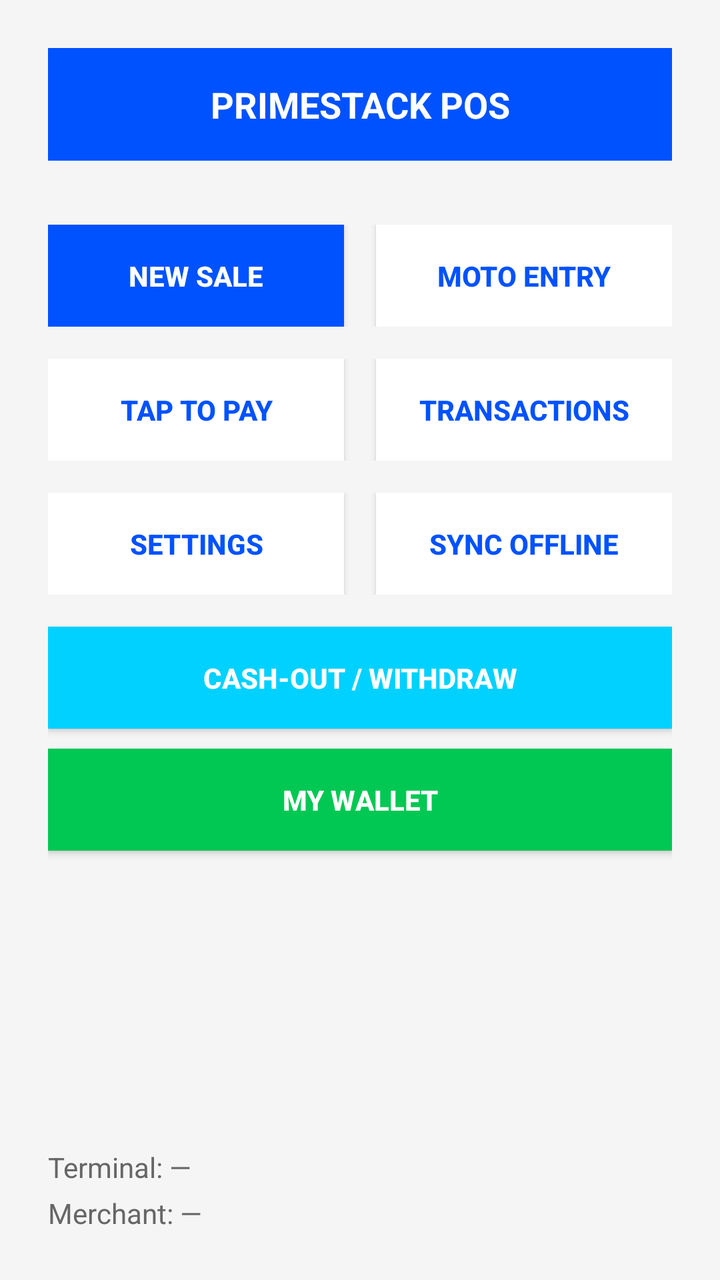
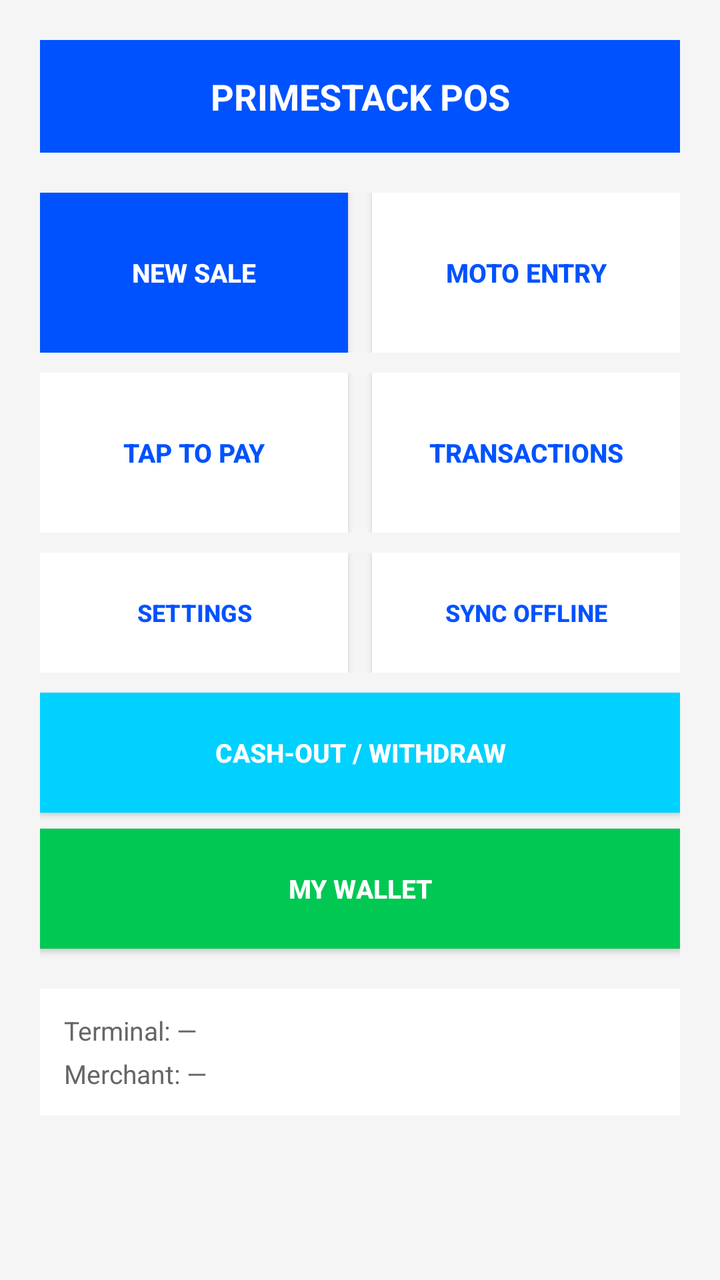

Compare the two renders of this Android layout. The source of the first and the diff that turns it into the second are given below.
<!-- AndroidManifest.xml: activity theme Theme.PrimeStackTapToPay -->
<!-- res/layout/activity_home.xml -->
<?xml version="1.0" encoding="utf-8"?>
<LinearLayout xmlns:android="http://schemas.android.com/apk/res/android"
    android:layout_width="match_parent"
    android:layout_height="match_parent"
    android:background="@color/primestack_light_gray"
    android:orientation="vertical"
    android:padding="24dp">

    <TextView
        android:layout_width="match_parent"
        android:layout_height="wrap_content"
        android:background="@color/primestack_primary"
        android:text="PRIMESTACK POS"
        android:textColor="@color/white"
        android:textSize="18sp"
        android:textStyle="bold"
        android:padding="16dp"
        android:gravity="center" />

    <LinearLayout
        android:layout_width="match_parent"
        android:layout_height="wrap_content"
        android:orientation="horizontal"
        android:layout_marginTop="32dp"
        android:gravity="center">

        <Button
            android:id="@+id/btnSale"
            android:layout_width="0dp"
            android:layout_height="wrap_content"
            android:layout_weight="1"
            android:text="NEW SALE"
            android:textSize="14sp"
            android:textStyle="bold"
            android:padding="16dp"
            android:background="@color/primestack_primary"
            android:textColor="@color/white"
            android:layout_marginEnd="8dp" />

        <Button
            android:id="@+id/btnMoto"
            android:layout_width="0dp"
            android:layout_height="wrap_content"
            android:layout_weight="1"
            android:text="MOTO ENTRY"
            android:textSize="14sp"
            android:textStyle="bold"
            android:padding="16dp"
            android:background="@color/white"
            android:textColor="@color/primestack_primary"
            android:layout_marginStart="8dp" />
    </LinearLayout>

    <LinearLayout
        android:layout_width="match_parent"
        android:layout_height="wrap_content"
        android:orientation="horizontal"
        android:layout_marginTop="16dp"
        android:gravity="center">

        <Button
            android:id="@+id/btnTapToPay"
            android:layout_width="0dp"
            android:layout_height="wrap_content"
            android:layout_weight="1"
            android:text="TAP TO PAY"
            android:textSize="14sp"
            android:textStyle="bold"
            android:padding="16dp"
            android:background="@color/white"
            android:textColor="@color/primestack_primary"
            android:layout_marginEnd="8dp" />

        <Button
            android:id="@+id/btnHistory"
            android:layout_width="0dp"
            android:layout_height="wrap_content"
            android:layout_weight="1"
            android:text="TRANSACTIONS"
            android:textSize="14sp"
            android:textStyle="bold"
            android:padding="16dp"
            android:background="@color/white"
            android:textColor="@color/primestack_primary"
            android:layout_marginStart="8dp" />
    </LinearLayout>

    <LinearLayout
        android:layout_width="match_parent"
        android:layout_height="wrap_content"
        android:orientation="horizontal"
        android:layout_marginTop="16dp"
        android:gravity="center">

        <Button
            android:id="@+id/btnSettings"
            android:layout_width="0dp"
            android:layout_height="wrap_content"
            android:layout_weight="1"
            android:text="SETTINGS"
            android:textSize="14sp"
            android:textStyle="bold"
            android:padding="16dp"
            android:background="@color/white"
            android:textColor="@color/primestack_primary"
            android:layout_marginEnd="8dp" />

        <Button
            android:id="@+id/btnSyncOffline"
            android:layout_width="0dp"
            android:layout_height="wrap_content"
            android:layout_weight="1"
            android:text="SYNC OFFLINE"
            android:textSize="14sp"
            android:textStyle="bold"
            android:padding="16dp"
            android:background="@color/white"
            android:textColor="@color/primestack_primary"
            android:layout_marginStart="8dp" />
    </LinearLayout>

    <Button
        android:id="@+id/btnCashOut"
        android:layout_width="match_parent"
        android:layout_height="wrap_content"
        android:text="CASH-OUT / WITHDRAW"
        android:textSize="14sp"
        android:textStyle="bold"
        android:padding="16dp"
        android:background="@color/primestack_accent"
        android:textColor="@color/white"
        android:layout_marginTop="16dp" />

    <Button
        android:id="@+id/btnWallet"
        android:layout_width="match_parent"
        android:layout_height="wrap_content"
        android:text="MY WALLET"
        android:textSize="14sp"
        android:textStyle="bold"
        android:padding="16dp"
        android:background="@color/primestack_success"
        android:textColor="@color/white"
        android:layout_marginTop="10dp" />

    <LinearLayout
        android:layout_width="match_parent"
        android:layout_height="0dp"
        android:layout_weight="1"
        android:gravity="bottom|start"
        android:orientation="vertical"
        android:layout_marginTop="32dp">

        <TextView
            android:id="@+id/tvTerminal"
            android:layout_width="wrap_content"
            android:layout_height="wrap_content"
            android:text="Terminal: —"
            android:textColor="@color/primestack_gray"
            android:textSize="14sp" />

        <TextView
            android:id="@+id/tvMerchant"
            android:layout_width="wrap_content"
            android:layout_height="wrap_content"
            android:text="Merchant: —"
            android:textColor="@color/primestack_gray"
            android:textSize="14sp"
            android:layout_marginTop="4dp" />
    </LinearLayout>

</LinearLayout>
<!-- resources referenced by this layout -->
<resources>
  <color name="primestack_accent">#00D1FF</color>
  <color name="primestack_gray">#666666</color>
  <color name="primestack_light_gray">#F5F5F5</color>
  <color name="primestack_primary">#0052FF</color>
  <color name="primestack_success">#00C853</color>
  <color name="white">#FFFFFFFF</color>
  <style name="Theme.PrimeStackTapToPay" parent="Theme.MaterialComponents.DayNight.DarkActionBar">
          
          <item name="colorPrimary">@color/purple_500</item>
          <item name="colorPrimaryVariant">@color/purple_700</item>
          <item name="colorOnPrimary">@color/white</item>
          
          <item name="colorSecondary">@color/teal_200</item>
          <item name="colorSecondaryVariant">@color/teal_700</item>
          <item name="colorOnSecondary">@color/black</item>
          
          <item name="android:statusBarColor">?attr/colorPrimaryVariant</item>
          
      </style>
  <color name="purple_500">#0052FF</color>
  <color name="purple_700">#0039B3</color>
  <color name="teal_200">#00D1FF</color>
  <color name="teal_700">#0099CC</color>
  <color name="black">#FF000000</color>
</resources>

<!-- the commit's change to res/layout/activity_home.xml (unified diff, before → after) -->
@@ -1,172 +1,172 @@
 <?xml version="1.0" encoding="utf-8"?>
-<LinearLayout xmlns:android="http://schemas.android.com/apk/res/android"
+<ScrollView xmlns:android="http://schemas.android.com/apk/res/android"
     android:layout_width="match_parent"
     android:layout_height="match_parent"
-    android:background="@color/primestack_light_gray"
-    android:orientation="vertical"
-    android:padding="24dp">
-
-    <TextView
-        android:layout_width="match_parent"
-        android:layout_height="wrap_content"
-        android:background="@color/primestack_primary"
-        android:text="PRIMESTACK POS"
-        android:textColor="@color/white"
-        android:textSize="18sp"
-        android:textStyle="bold"
-        android:padding="16dp"
-        android:gravity="center" />
+    android:background="@color/primestack_light_gray">
 
     <LinearLayout
         android:layout_width="match_parent"
         android:layout_height="wrap_content"
-        android:orientation="horizontal"
-        android:layout_marginTop="32dp"
-        android:gravity="center">
+        android:orientation="vertical"
+        android:padding="20dp">
 
-        <Button
-            android:id="@+id/btnSale"
-            android:layout_width="0dp"
+        <TextView
+            android:layout_width="match_parent"
             android:layout_height="wrap_content"
-            android:layout_weight="1"
-            android:text="NEW SALE"
-            android:textSize="14sp"
+            android:background="@color/primestack_primary"
+            android:text="PRIMESTACK POS"
+            android:textColor="@color/white"
+            android:textSize="18sp"
             android:textStyle="bold"
             android:padding="16dp"
-            android:background="@color/primestack_primary"
+            android:gravity="center" />
+
+        
+        <LinearLayout
+            android:layout_width="match_parent"
+            android:layout_height="wrap_content"
+            android:orientation="horizontal"
+            android:layout_marginTop="20dp">
+
+            <Button
+                android:id="@+id/btnSale"
+                android:layout_width="0dp"
+                android:layout_height="80dp"
+                android:layout_weight="1"
+                android:text="NEW SALE"
+                android:textSize="13sp"
+                android:textStyle="bold"
+                android:background="@color/primestack_primary"
+                android:textColor="@color/white"
+                android:layout_marginEnd="6dp" />
+
+            <Button
+                android:id="@+id/btnMoto"
+                android:layout_width="0dp"
+                android:layout_height="80dp"
+                android:layout_weight="1"
+                android:text="MOTO ENTRY"
+                android:textSize="13sp"
+                android:textStyle="bold"
+                android:background="@color/white"
+                android:textColor="@color/primestack_primary"
+                android:layout_marginStart="6dp" />
+        </LinearLayout>
+
+        
+        <LinearLayout
+            android:layout_width="match_parent"
+            android:layout_height="wrap_content"
+            android:orientation="horizontal"
+            android:layout_marginTop="10dp">
+
+            <Button
+                android:id="@+id/btnTapToPay"
+                android:layout_width="0dp"
+                android:layout_height="80dp"
+                android:layout_weight="1"
+                android:text="TAP TO PAY"
+                android:textSize="13sp"
+                android:textStyle="bold"
+                android:background="@color/white"
+                android:textColor="@color/primestack_primary"
+                android:layout_marginEnd="6dp" />
+
+            <Button
+                android:id="@+id/btnHistory"
+                android:layout_width="0dp"
+                android:layout_height="80dp"
+                android:layout_weight="1"
+                android:text="TRANSACTIONS"
+                android:textSize="13sp"
+                android:textStyle="bold"
+                android:background="@color/white"
+                android:textColor="@color/primestack_primary"
+                android:layout_marginStart="6dp" />
+        </LinearLayout>
+
+        
+        <LinearLayout
+            android:layout_width="match_parent"
+            android:layout_height="wrap_content"
+            android:orientation="horizontal"
+            android:layout_marginTop="10dp">
+
+            <Button
+                android:id="@+id/btnSettings"
+                android:layout_width="0dp"
+                android:layout_height="60dp"
+                android:layout_weight="1"
+                android:text="SETTINGS"
+                android:textSize="12sp"
+                android:textStyle="bold"
+                android:background="@color/white"
+                android:textColor="@color/primestack_primary"
+                android:layout_marginEnd="6dp" />
+
+            <Button
+                android:id="@+id/btnSyncOffline"
+                android:layout_width="0dp"
+                android:layout_height="60dp"
+                android:layout_weight="1"
+                android:text="SYNC OFFLINE"
+                android:textSize="12sp"
+                android:textStyle="bold"
+                android:background="@color/white"
+                android:textColor="@color/primestack_primary"
+                android:layout_marginStart="6dp" />
+        </LinearLayout>
+
+        
+        <Button
+            android:id="@+id/btnCashOut"
+            android:layout_width="match_parent"
+            android:layout_height="60dp"
+            android:text="CASH-OUT / WITHDRAW"
+            android:textSize="13sp"
+            android:textStyle="bold"
+            android:background="@color/primestack_accent"
             android:textColor="@color/white"
-            android:layout_marginEnd="8dp" />
+            android:layout_marginTop="10dp" />
 
+        
         <Button
-            android:id="@+id/btnMoto"
-            android:layout_width="0dp"
+            android:id="@+id/btnWallet"
+            android:layout_width="match_parent"
+            android:layout_height="60dp"
+            android:text="MY WALLET"
+            android:textSize="13sp"
+            android:textStyle="bold"
+            android:background="@color/primestack_success"
+            android:textColor="@color/white"
+            android:layout_marginTop="8dp" />
+
+        
+        <LinearLayout
+            android:layout_width="match_parent"
             android:layout_height="wrap_content"
-            android:layout_weight="1"
-            android:text="MOTO ENTRY"
-            android:textSize="14sp"
-            android:textStyle="bold"
-            android:padding="16dp"
-            android:background="@color/white"
-            android:textColor="@color/primestack_primary"
-            android:layout_marginStart="8dp" />
+            android:orientation="vertical"
+            android:layout_marginTop="20dp"
+            android:padding="12dp"
+            android:background="@color/white">
+
+            <TextView
+                android:id="@+id/tvTerminal"
+                android:layout_width="wrap_content"
+                android:layout_height="wrap_content"
+                android:text="Terminal: —"
+                android:textColor="@color/primestack_gray"
+                android:textSize="13sp" />
+
+            <TextView
+                android:id="@+id/tvMerchant"
+                android:layout_width="wrap_content"
+                android:layout_height="wrap_content"
+                android:text="Merchant: —"
+                android:textColor="@color/primestack_gray"
+                android:textSize="13sp"
+                android:layout_marginTop="4dp" />
+        </LinearLayout>
+
     </LinearLayout>
-
-    <LinearLayout
-        android:layout_width="match_parent"
-        android:layout_height="wrap_content"
-        android:orientation="horizontal"
-        android:layout_marginTop="16dp"
-        android:gravity="center">
-
-        <Button
-            android:id="@+id/btnTapToPay"
-            android:layout_width="0dp"
-            android:layout_height="wrap_content"
-            android:layout_weight="1"
-            android:text="TAP TO PAY"
-            android:textSize="14sp"
-            android:textStyle="bold"
-            android:padding="16dp"
-            android:background="@color/white"
-            android:textColor="@color/primestack_primary"
-            android:layout_marginEnd="8dp" />
-
-        <Button
-            android:id="@+id/btnHistory"
-            android:layout_width="0dp"
-            android:layout_height="wrap_content"
-            android:layout_weight="1"
-            android:text="TRANSACTIONS"
-            android:textSize="14sp"
-            android:textStyle="bold"
-            android:padding="16dp"
-            android:background="@color/white"
-            android:textColor="@color/primestack_primary"
-            android:layout_marginStart="8dp" />
-    </LinearLayout>
-
-    <LinearLayout
-        android:layout_width="match_parent"
-        android:layout_height="wrap_content"
-        android:orientation="horizontal"
-        android:layout_marginTop="16dp"
-        android:gravity="center">
-
-        <Button
-            android:id="@+id/btnSettings"
-            android:layout_width="0dp"
-            android:layout_height="wrap_content"
-            android:layout_weight="1"
-            android:text="SETTINGS"
-            android:textSize="14sp"
-            android:textStyle="bold"
-            android:padding="16dp"
-            android:background="@color/white"
-            android:textColor="@color/primestack_primary"
-            android:layout_marginEnd="8dp" />
-
-        <Button
-            android:id="@+id/btnSyncOffline"
-            android:layout_width="0dp"
-            android:layout_height="wrap_content"
-            android:layout_weight="1"
-            android:text="SYNC OFFLINE"
-            android:textSize="14sp"
-            android:textStyle="bold"
-            android:padding="16dp"
-            android:background="@color/white"
-            android:textColor="@color/primestack_primary"
-            android:layout_marginStart="8dp" />
-    </LinearLayout>
-
-    <Button
-        android:id="@+id/btnCashOut"
-        android:layout_width="match_parent"
-        android:layout_height="wrap_content"
-        android:text="CASH-OUT / WITHDRAW"
-        android:textSize="14sp"
-        android:textStyle="bold"
-        android:padding="16dp"
-        android:background="@color/primestack_accent"
-        android:textColor="@color/white"
-        android:layout_marginTop="16dp" />
-
-    <Button
-        android:id="@+id/btnWallet"
-        android:layout_width="match_parent"
-        android:layout_height="wrap_content"
-        android:text="MY WALLET"
-        android:textSize="14sp"
-        android:textStyle="bold"
-        android:padding="16dp"
-        android:background="@color/primestack_success"
-        android:textColor="@color/white"
-        android:layout_marginTop="10dp" />
-
-    <LinearLayout
-        android:layout_width="match_parent"
-        android:layout_height="0dp"
-        android:layout_weight="1"
-        android:gravity="bottom|start"
-        android:orientation="vertical"
-        android:layout_marginTop="32dp">
-
-        <TextView
-            android:id="@+id/tvTerminal"
-            android:layout_width="wrap_content"
-            android:layout_height="wrap_content"
-            android:text="Terminal: —"
-            android:textColor="@color/primestack_gray"
-            android:textSize="14sp" />
-
-        <TextView
-            android:id="@+id/tvMerchant"
-            android:layout_width="wrap_content"
-            android:layout_height="wrap_content"
-            android:text="Merchant: —"
-            android:textColor="@color/primestack_gray"
-            android:textSize="14sp"
-            android:layout_marginTop="4dp" />
-    </LinearLayout>
-
-</LinearLayout>
+</ScrollView>
